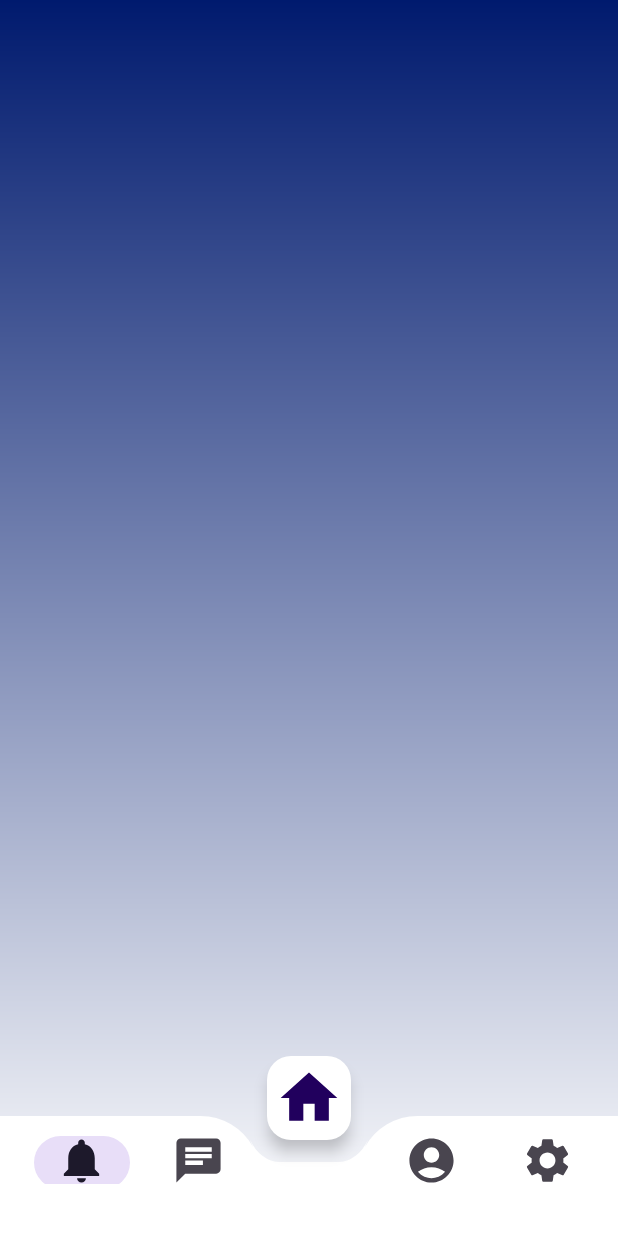
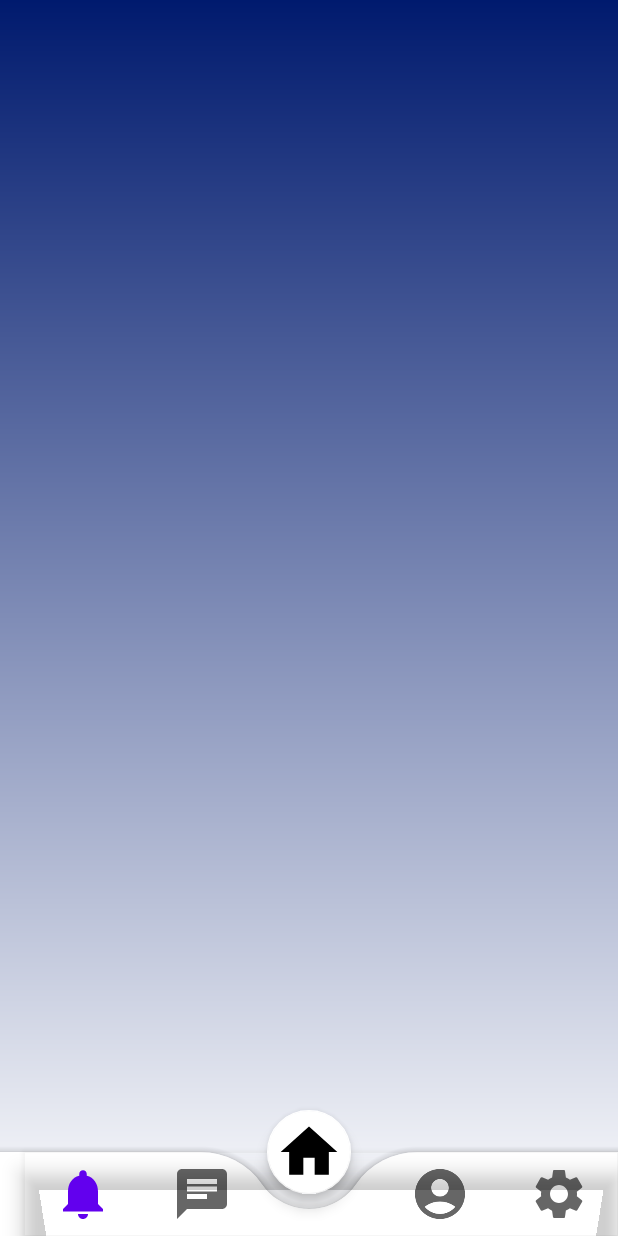
Before and after one commit to FuscaDeCombate/Autom-cia---TCC, an Android app: the layout activity_main.xml on its own in the app's theme, with its tools: preview values and no code run, on a phone screen of 412 x 824 dp. Run offline under Robolectric (Android 15) with nearby library versions, the phone set to English and light mode, and no system bars.

Commit message:
Adição de um MaskWatcher para facilitar a digitação e deixar mais intuitivo para preencher o campo do CPF. Mexi no menu pq n tava funcionando o botão do meio, apesar de eu ainda estar reconsiderando outros modelos de design para essa parte.

```diff
--- a/Mobile/AutomaciaProject/app/src/main/res/layout/activity_main.xml
+++ b/Mobile/AutomaciaProject/app/src/main/res/layout/activity_main.xml
@@ -20,19 +20,17 @@
         app:backgroundTint="@color/white"
         app:fabAlignmentMode="center"
         app:fabAnchorMode="cradle"
-        app:fabCradleMargin="15dp"
-        app:fabCradleRoundedCornerRadius="40dp">
+        app:fabCradleMargin="10dp"
+        app:fabCradleRoundedCornerRadius="50dp">
 
         <com.google.android.material.bottomnavigation.BottomNavigationView
             android:id="@+id/bottomNavigationBar"
-            android:layout_width="match_parent"
+            android:layout_width="wrap_content"
             android:layout_height="wrap_content"
             android:background="@android:color/transparent"
             app:labelVisibilityMode="labeled"
-            app:itemIconSize="35dp"
-            app:menu="@menu/bottom_menu">
-
-        </com.google.android.material.bottomnavigation.BottomNavigationView>
+            app:itemIconSize="40dp"
+            app:menu="@menu/bottom_menu" />
     </com.google.android.material.bottomappbar.BottomAppBar>
 
     <com.google.android.material.floatingactionbutton.FloatingActionButton
--- a/Mobile/AutomaciaProject/app/src/main/res/menu/bottom_menu.xml
+++ b/Mobile/AutomaciaProject/app/src/main/res/menu/bottom_menu.xml
@@ -12,8 +12,7 @@
 
     <item
         android:id="@+id/mnHome"
-        android:title=""
-        android:enabled="false" />
+        android:title="" />
 
     <item
         android:id="@+id/mnUser"
--- a/Mobile/AutomaciaProject/app/src/main/res/values/strings.xml
+++ b/Mobile/AutomaciaProject/app/src/main/res/values/strings.xml
@@ -1,5 +1,5 @@
 <resources>
-    <string name="app_name">AutomaciaProject</string>
+    <string name="app_name">Automacia+</string>
     <!-- TODO: Remove or change this placeholder text -->
     <string name="hello_blank_fragment">Hello blank fragment</string>
 </resources>
```
Also changed, not shown: Mobile/AutomaciaProject/app/src/main/AndroidManifest.xml (+5 -5 lines), Mobile/AutomaciaProject/app/src/main/java/com/automacia/mobile/CpfMaskWatcher.java (added, +77 -0 lines), Mobile/AutomaciaProject/app/src/main/java/com/automacia/mobile/Login_screen.java (+5 -2 lines), Mobile/AutomaciaProject/app/src/main/java/com/automacia/mobile/MainActivity.java (+13 -3 lines).
